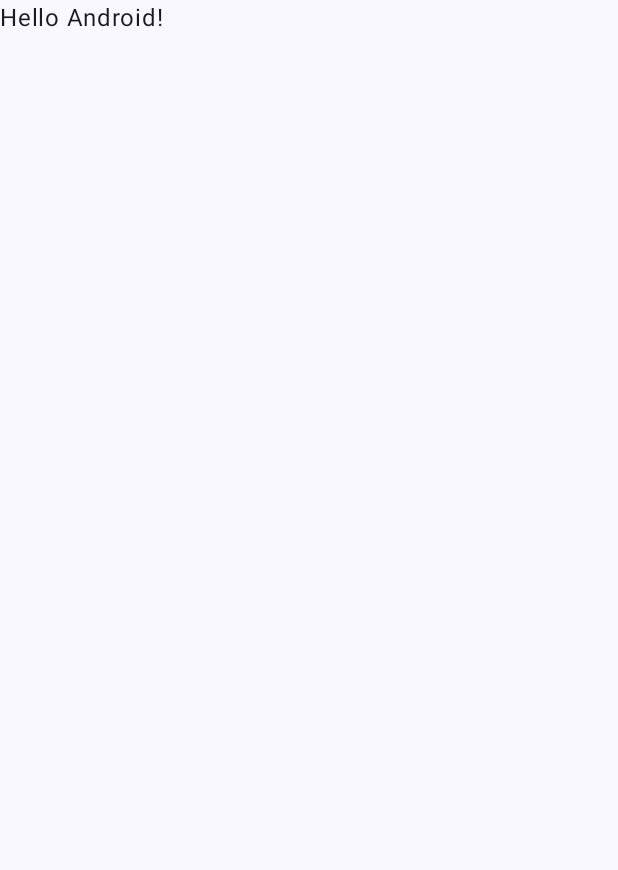
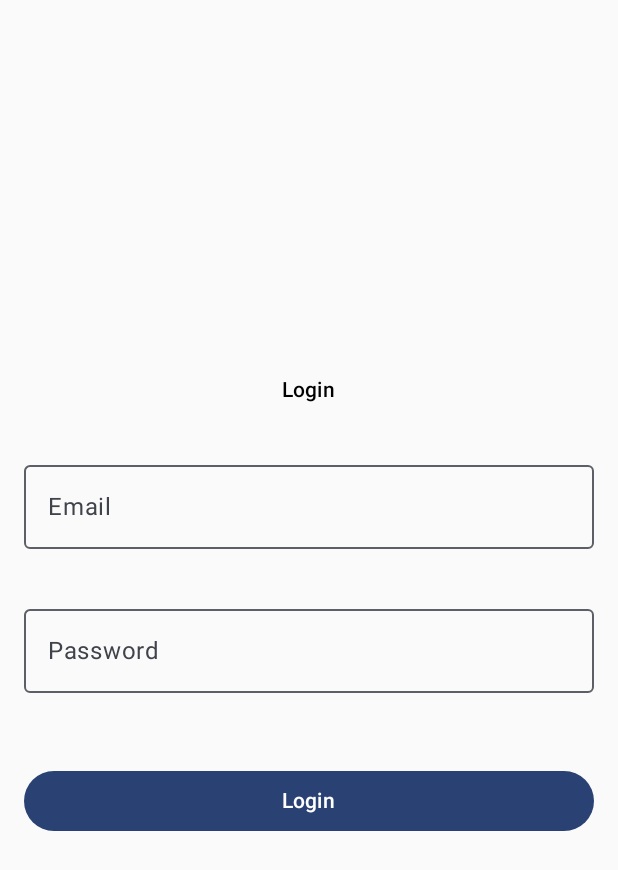
Before and after one commit to mclmarques/Booklub, an Android app built with Jetpack Compose: the screen it shows after launch (MainActivity), on a phone screen of 412 x 824 dp. Before the commit the part shown is almost empty. Shown: the top 870 px of the screen. Run offline under Robolectric (Android 15) with nearby library versions, the phone set to English and light mode, and no system bars; our stand-ins replace Firebase (no records; nobody signed in at launch, a user with empty details on screens opened directly).

```diff
--- a/app/src/main/java/com/booklub/MainActivity.kt
+++ b/app/src/main/java/com/booklub/MainActivity.kt
@@ -11,6 +11,7 @@ import androidx.compose.material3.Text
 import androidx.compose.runtime.Composable
 import androidx.compose.ui.Modifier
 import androidx.compose.ui.tooling.preview.Preview
+import com.booklub.ui.LoginScreen
 import com.booklub.ui.theme.BooklubTheme
 
 class MainActivity : ComponentActivity() {
@@ -19,29 +20,8 @@ class MainActivity : ComponentActivity() {
         enableEdgeToEdge()
         setContent {
             BooklubTheme {
-                Scaffold(modifier = Modifier.fillMaxSize()) { innerPadding ->
-                    Greeting(
-                        name = "Android",
-                        modifier = Modifier.padding(innerPadding)
-                    )
-                }
+                LoginScreen(onLoginSuccess = {/*TODO*/})
             }
         }
     }
 }
-
-@Composable
-fun Greeting(name: String, modifier: Modifier = Modifier) {
-    Text(
-        text = "Hello $name!",
-        modifier = modifier
-    )
-}
-
-@Preview(showBackground = true)
-@Composable
-fun GreetingPreview() {
-    BooklubTheme {
-        Greeting("Android")
-    }
-}
--- /dev/null
+++ b/app/src/main/java/com/booklub/ui/LoginScreen.kt
@@ -0,0 +1,84 @@
+package com.booklub.ui
+
+import androidx.compose.foundation.layout.Arrangement
+import androidx.compose.foundation.layout.Column
+import androidx.compose.foundation.layout.Spacer
+import androidx.compose.foundation.layout.fillMaxSize
+import androidx.compose.foundation.layout.fillMaxWidth
+import androidx.compose.foundation.layout.height
+import androidx.compose.foundation.layout.padding
+import androidx.compose.material3.Button
+import androidx.compose.material3.CircularProgressIndicator
+import androidx.compose.material3.MaterialTheme
+import androidx.compose.material3.OutlinedTextField
+import androidx.compose.material3.Text
+import androidx.compose.runtime.Composable
+import androidx.compose.runtime.getValue
+import androidx.compose.runtime.mutableStateOf
+import androidx.compose.runtime.remember
+import androidx.compose.runtime.setValue
+import androidx.compose.ui.Alignment
+import androidx.compose.ui.Modifier
+import androidx.compose.ui.graphics.Color
+import androidx.compose.ui.text.input.PasswordVisualTransformation
+import androidx.compose.ui.unit.dp
+import androidx.lifecycle.viewmodel.compose.viewModel
+import androidx.compose.runtime.*
+import androidx.compose.foundation.layout.*
+import androidx.compose.material.*
+import androidx.compose.ui.tooling.preview.Preview
+
+
+@Composable
+fun LoginScreen(viewModel: LoginViewModel = viewModel(), onLoginSuccess: () -> Unit) {
+    var email by remember { mutableStateOf("") }
+    var password by remember { mutableStateOf("") }
+
+    val loginState = viewModel.loginState
+
+    Column(
+        modifier = Modifier.fillMaxSize(),
+        horizontalAlignment = Alignment.CenterHorizontally,
+        verticalArrangement = Arrangement.Center
+    ) {
+        Text(text = "Login", style = MaterialTheme.typography.labelLarge)
+        Spacer(modifier = Modifier.height(16.dp))
+
+        OutlinedTextField(
+            value = email,
+            onValueChange = { email = it },
+            label = { Text("Email") },
+            modifier = Modifier.fillMaxWidth().padding(16.dp)
+        )
+
+        OutlinedTextField(
+            value = password,
+            onValueChange = { password = it },
+            label = { Text("Password") },
+            modifier = Modifier.fillMaxWidth().padding(16.dp),
+            visualTransformation = PasswordVisualTransformation()
+        )
+
+        Spacer(modifier = Modifier.height(16.dp))
+
+        when (loginState) {
+            is LoginViewModel.LoginState.Loading -> CircularProgressIndicator()
+            is LoginViewModel.LoginState.Error -> Text(text = (loginState as LoginViewModel.LoginState.Error).message, color = Color.Red)
+            is LoginViewModel.LoginState.Success -> {
+                onLoginSuccess()
+            }
+            else -> Button(
+                onClick = { viewModel.login(email, password) },
+                modifier = Modifier.fillMaxWidth().padding(16.dp)
+            ) {
+                Text("Login")
+            }
+        }
+    }
+}
+
+@Preview(showBackground = true, showSystemUi = true)
+@Composable
+fun PreviewLoginScreen() {
+    LoginScreen(onLoginSuccess = { /* Handle login success here */ })
+}
--- /dev/null
+++ b/app/src/main/java/com/booklub/ui/LoginViewModel.kt
@@ -0,0 +1,36 @@
+package com.booklub.ui
+
+import androidx.compose.runtime.getValue
+import androidx.compose.runtime.mutableStateOf
+import androidx.compose.runtime.setValue
+import androidx.lifecycle.ViewModel
+import com.google.firebase.auth.FirebaseAuth
+
+class LoginViewModel: ViewModel(){
+    private val auth: FirebaseAuth = FirebaseAuth.getInstance()
+
+    // State variables
+    var loginState by mutableStateOf<LoginState>(LoginState.Idle)
+        private set
+
+    // Function to log in user
+    fun login(email: String, password: String) {
+        loginState = LoginState.Loading
+        auth.signInWithEmailAndPassword(email, password)
+            .addOnCompleteListener { task ->
+                if (task.isSuccessful) {
+                    loginState = LoginState.Success
+                } else {
+                    loginState = LoginState.Error(task.exception?.message ?: "Login failed")
+                }
+            }
+    }
+
+    // State sealed class to represent UI states
+    sealed class LoginState {
+        object Idle : LoginState()
+        object Loading : LoginState()
+        object Success : LoginState()
+        data class Error(val message: String) : LoginState()
+    }
+}
--- /dev/null
+++ b/app/src/main/java/com/booklub/ui/SignupScreen.kt
@@ -0,0 +1 @@
+package com.booklub.ui
--- /dev/null
+++ b/app/src/main/java/com/booklub/ui/SingupViewModel.kt
@@ -0,0 +1,4 @@
+package com.booklub.ui
+
+class SingupViewModel {
+}
```
Also changed, not shown: app/build.gradle.kts (+10 -2 lines), gradle/libs.versions.toml (+8 -0 lines).
